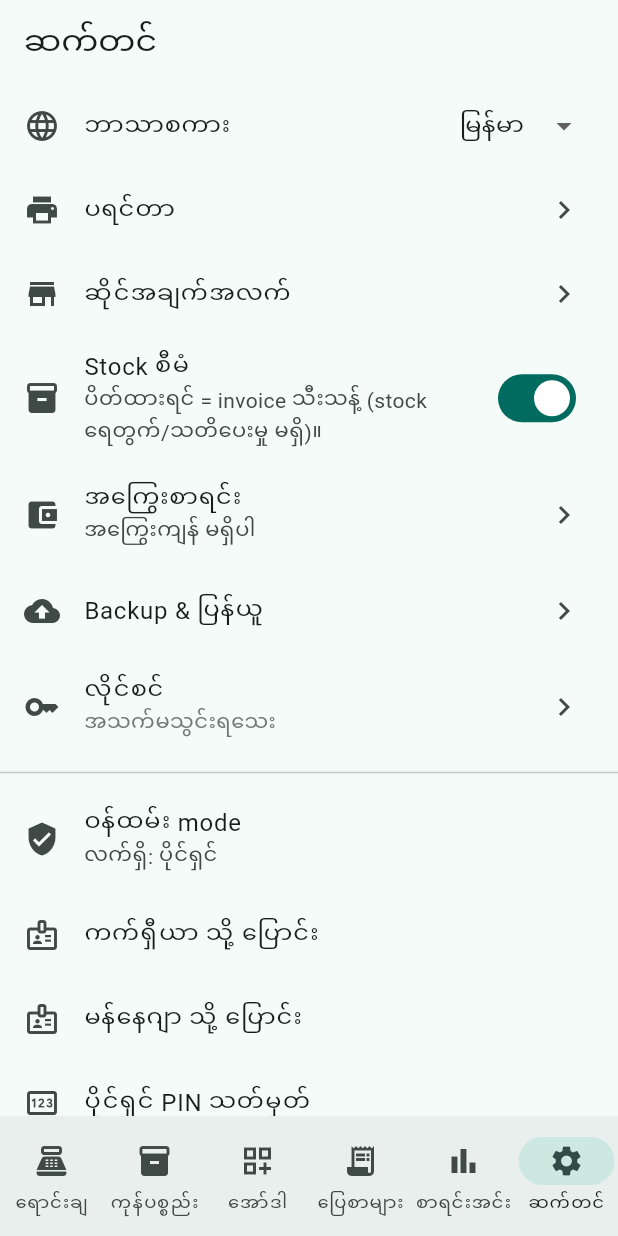
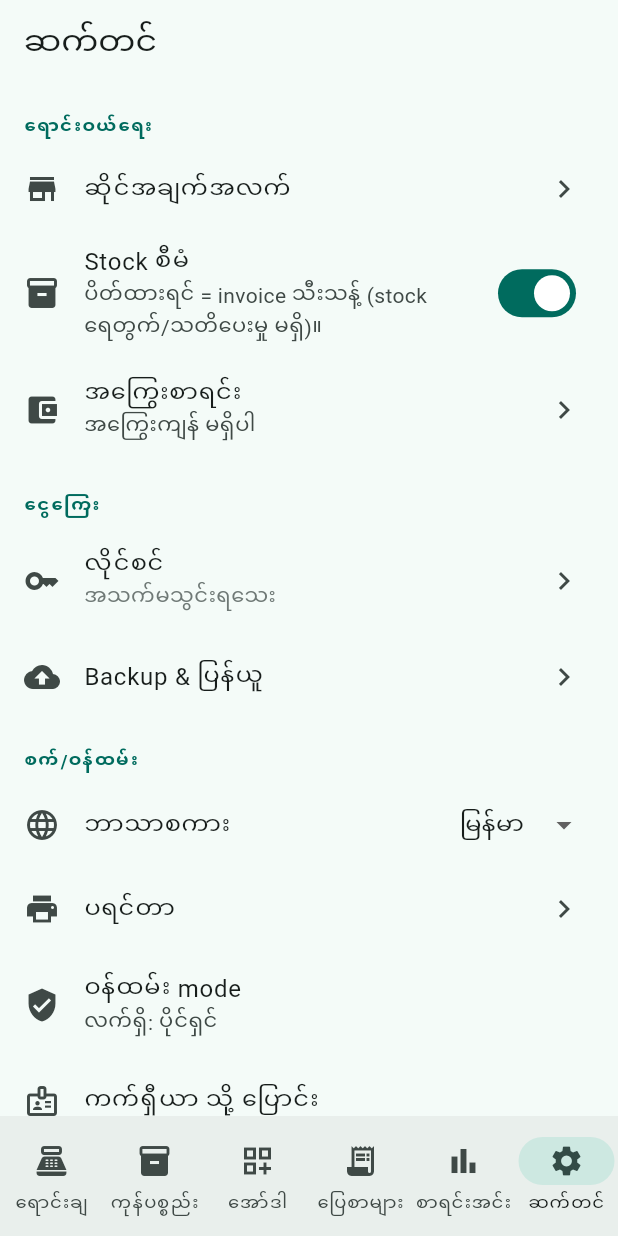
Before and after one commit to nyinyi740022900-stack/goldposmm, a Flutter app: the screen it shows after launch, item 6 of the bottom bar chosen, on a phone screen of 412 x 824 dp. Run offline on Flutter 3.47's test engine with Material 3 defaults, Android fonts, the phone set to English and light mode, and no system bars; our stand-ins replace connectivity_plus, drift, file_picker, fl_chart, flutter_local_notifications, flutter_riverpod and 7 more; missing offline and left inert: cryptography, dart:js_interop, esc_pos_utils_plus, mobile_scanner, print_bluetooth_thermal, sqlite3; accounts and stored records are empty; generated files the repository leaves out were written again.

Commit message:
feat(ux): quick wins from a UI/UX complexity audit
- order detail sheet: move-to chips surfaced first (was buried after
  10+ other sections); Delivery section now conditional on
  shipped/delivered (or an existing tracking number)
- Settings: grouped into Business / Finance / Device & Staff / Help
  section headers instead of a flat 13-tile list
- order editor: phone/address/delivery-fee/note folded into a
  collapsed "More details" ExpansionTile (auto-expands when editing an
  order that already has any of them set) — quick-add is now just
  name + channel + items

94 tests pass; mobile/storefront-web/admin-web builds all verified.

Co-Authored-By: Claude Opus 4.8 <noreply@anthropic.com>

```diff
--- a/lib/features/settings/settings_screen.dart
+++ b/lib/features/settings/settings_screen.dart
@@ -35,6 +35,32 @@ class SettingsScreen extends ConsumerWidget {
       appBar: AppBar(title: Text(l.settingsTitle)),
       body: ListView(
         children: [
+          _SectionHeader(l.settingsSectionBusiness),
+          ListTile(
+            leading: const Icon(Icons.store),
+            title: Text(l.settingsShop),
+            trailing: const Icon(Icons.chevron_right),
+            onTap: () => Navigator.of(context).push(MaterialPageRoute(
+              builder: (_) => const ShopProfileScreen(),
+            )),
+          ),
+          _TrackStockTile(),
+          _CreditTile(),
+          if (ref.watch(isOwnerProvider)) _StorefrontTile(),
+
+          _SectionHeader(l.settingsSectionFinance),
+          _LicenseTile(),
+          _ReferralTile(),
+          ListTile(
+            leading: const Icon(Icons.backup),
+            title: Text(l.backupTitle),
+            trailing: const Icon(Icons.chevron_right),
+            onTap: () => Navigator.of(context).push(MaterialPageRoute(
+              builder: (_) => const BackupScreen(),
+            )),
+          ),
+
+          _SectionHeader(l.settingsSectionDevice),
           ListTile(
             leading: const Icon(Icons.language),
             title: Text(l.settingsLanguage),
@@ -60,33 +86,35 @@ class SettingsScreen extends ConsumerWidget {
               builder: (_) => const PrinterSettingsScreen(),
             )),
           ),
-          ListTile(
-            leading: const Icon(Icons.store),
-            title: Text(l.settingsShop),
-            trailing: const Icon(Icons.chevron_right),
-            onTap: () => Navigator.of(context).push(MaterialPageRoute(
-              builder: (_) => const ShopProfileScreen(),
-            )),
-          ),
-          _TrackStockTile(),
-          _CreditTile(),
-          ListTile(
-            leading: const Icon(Icons.backup),
-            title: Text(l.backupTitle),
-            trailing: const Icon(Icons.chevron_right),
-            onTap: () => Navigator.of(context).push(MaterialPageRoute(
-              builder: (_) => const BackupScreen(),
-            )),
-          ),
-          _LicenseTile(),
-          _ReferralTile(),
-          if (ref.watch(isOwnerProvider)) _StorefrontTile(),
+          const StaffModeCard(),
+          _SyncTile(),
+
+          _SectionHeader(l.settingsSectionHelp),
           _SupportTile(),
-          const Divider(),
-          const StaffModeCard(),
-          const Divider(),
-          _SyncTile(),
         ],
+      ),
+    );
+  }
+}
+
+/// A small uppercase label that groups the settings list into sections, so a
+/// screen with a dozen+ tiles reads as a few short lists instead of one flat
+/// wall (Business / Finance / Device & Staff / Help).
+class _SectionHeader extends StatelessWidget {
+  const _SectionHeader(this.label);
+  final String label;
+
+  @override
+  Widget build(BuildContext context) {
+    return Padding(
+      padding: const EdgeInsets.fromLTRB(16, 20, 16, 6),
+      child: Text(
+        label.toUpperCase(),
+        style: Theme.of(context).textTheme.labelMedium?.copyWith(
+              color: Theme.of(context).colorScheme.primary,
+              fontWeight: FontWeight.bold,
+              letterSpacing: 0.8,
+            ),
       ),
     );
   }
--- a/lib/l10n/app_en.arb
+++ b/lib/l10n/app_en.arb
@@ -94,6 +94,10 @@
   "deleteConfirmBody": "This item will be removed.",
 
   "settingsTitle": "Settings",
+  "settingsSectionBusiness": "Business",
+  "settingsSectionFinance": "Finance",
+  "settingsSectionDevice": "Device & Staff",
+  "settingsSectionHelp": "Help",
   "settingsLanguage": "Language",
   "settingsPrinter": "Printer",
   "settingsShop": "Shop profile",
@@ -299,6 +303,7 @@
   "orderDeliveryAddress": "Delivery address",
   "orderDeliveryFee": "Delivery fee",
   "orderNote": "Note",
+  "orderMoreDetails": "More details (phone, address, delivery fee, note)",
   "orderItems": "Items",
   "orderAddItem": "Add item",
   "orderItemName": "Item name",
--- a/lib/l10n/app_localizations.dart
+++ b/lib/l10n/app_localizations.dart
@@ -590,6 +590,30 @@ abstract class AppLocalizations {
   /// **'Settings'**
   String get settingsTitle;
 
+  /// No description provided for @settingsSectionBusiness.
+  ///
+  /// In en, this message translates to:
+  /// **'Business'**
+  String get settingsSectionBusiness;
+
+  /// No description provided for @settingsSectionFinance.
+  ///
+  /// In en, this message translates to:
+  /// **'Finance'**
+  String get settingsSectionFinance;
+
+  /// No description provided for @settingsSectionDevice.
+  ///
+  /// In en, this message translates to:
+  /// **'Device & Staff'**
+  String get settingsSectionDevice;
+
+  /// No description provided for @settingsSectionHelp.
+  ///
+  /// In en, this message translates to:
+  /// **'Help'**
+  String get settingsSectionHelp;
+
   /// No description provided for @settingsLanguage.
   ///
   /// In en, this message translates to:
@@ -1663,6 +1687,12 @@ abstract class AppLocalizations {
   /// In en, this message translates to:
   /// **'Note'**
   String get orderNote;
+
+  /// No description provided for @orderMoreDetails.
+  ///
+  /// In en, this message translates to:
+  /// **'More details (phone, address, delivery fee, note)'**
+  String get orderMoreDetails;
 
   /// No description provided for @orderItems.
   ///
--- a/lib/l10n/app_my.arb
+++ b/lib/l10n/app_my.arb
@@ -93,6 +93,10 @@
   "deleteConfirmBody": "ဤပစ္စည်းကို ဖယ်ရှားပါမည်။",
 
   "settingsTitle": "ဆက်တင်",
+  "settingsSectionBusiness": "ရောင်းဝယ်ရေး",
+  "settingsSectionFinance": "ငွေကြေး",
+  "settingsSectionDevice": "စက်/ဝန်ထမ်း",
+  "settingsSectionHelp": "အကူအညီ",
   "settingsLanguage": "ဘာသာစကား",
   "settingsPrinter": "ပရင်တာ",
   "settingsShop": "ဆိုင်အချက်အလက်",
@@ -298,6 +302,7 @@
   "orderDeliveryAddress": "ပို့ဆောင်လိပ်စာ",
   "orderDeliveryFee": "ပို့ဆောင်ခ",
   "orderNote": "မှတ်စု",
+  "orderMoreDetails": "အသေးစိတ် (ဖုန်း၊ လိပ်စာ၊ ပို့ဆောင်ခ၊ မှတ်စု)",
   "orderItems": "ပစ္စည်းများ",
   "orderAddItem": "ပစ္စည်းထည့်",
   "orderItemName": "ပစ္စည်းအမည်",
```
Also changed, not shown: lib/features/orders/order_detail_sheet.dart (+34 -20 lines), lib/features/orders/order_editor_sheet.dart (+48 -20 lines), lib/l10n/app_localizations_en.dart (+16 -0 lines), lib/l10n/app_localizations_my.dart (+15 -0 lines), 1 other file.
